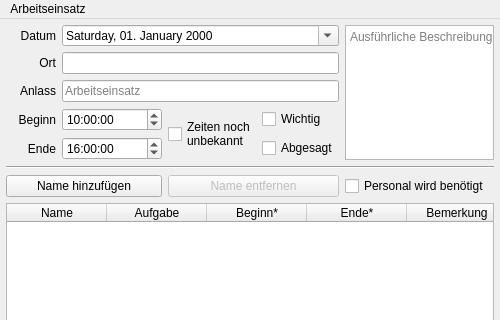
Qt form Programm/Einsatzplaner/activitywindow.ui (philjosch/Einsatzplaner) before a commit; both pictures show x 0 to 500 and y 0 to 320 of the 500 by 500 pixel window.
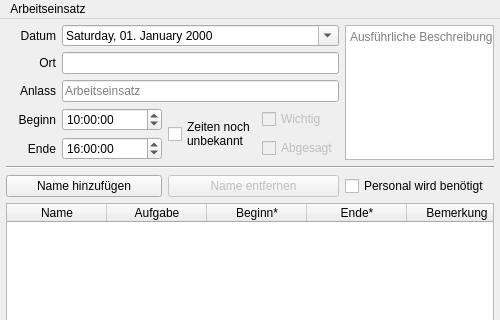
The same form after that commit.

What changed in the file:
```diff
--- a/Programm/Einsatzplaner/activitywindow.ui
+++ b/Programm/Einsatzplaner/activitywindow.ui
@@ -48,6 +48,9 @@
     </item>
     <item row="3" column="4">
      <widget class="QCheckBox" name="checkWichtig">
+      <property name="enabled">
+       <bool>false</bool>
+      </property>
       <property name="text">
        <string>Wichtig</string>
       </property>
@@ -198,6 +201,9 @@
     </item>
     <item row="4" column="4">
      <widget class="QCheckBox" name="checkAbgesagt">
+      <property name="enabled">
+       <bool>false</bool>
+      </property>
       <property name="text">
        <string>Abgesagt</string>
       </property>
```
Left out of the diff: 4 changed lines with no effect on the pictures.
